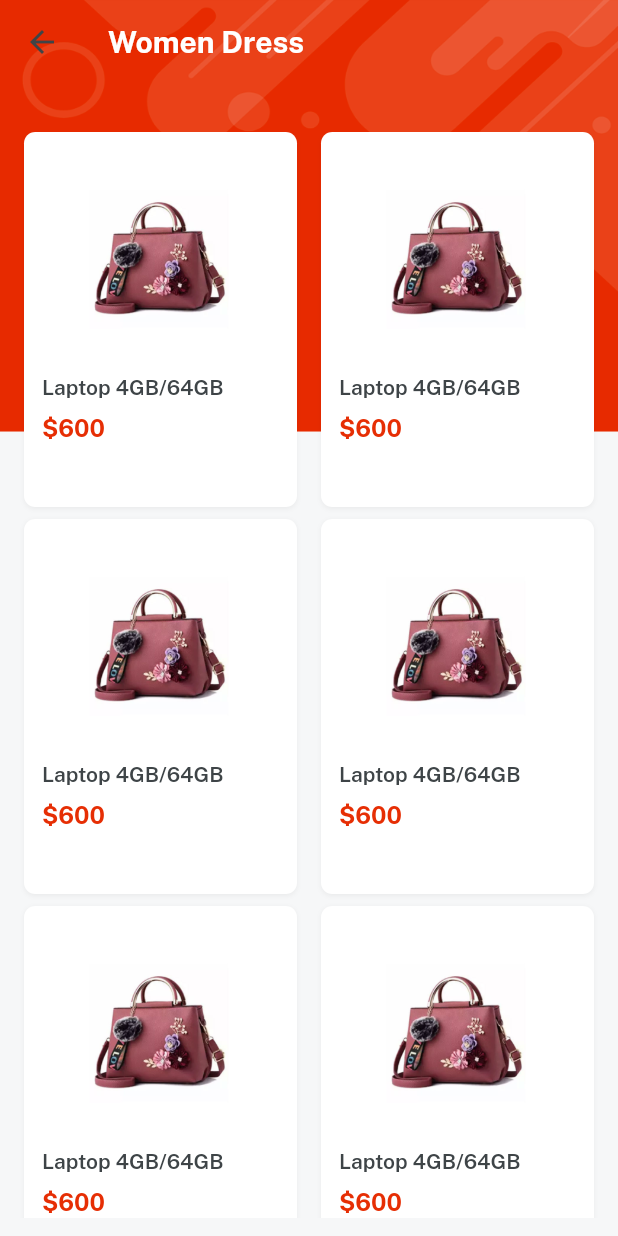
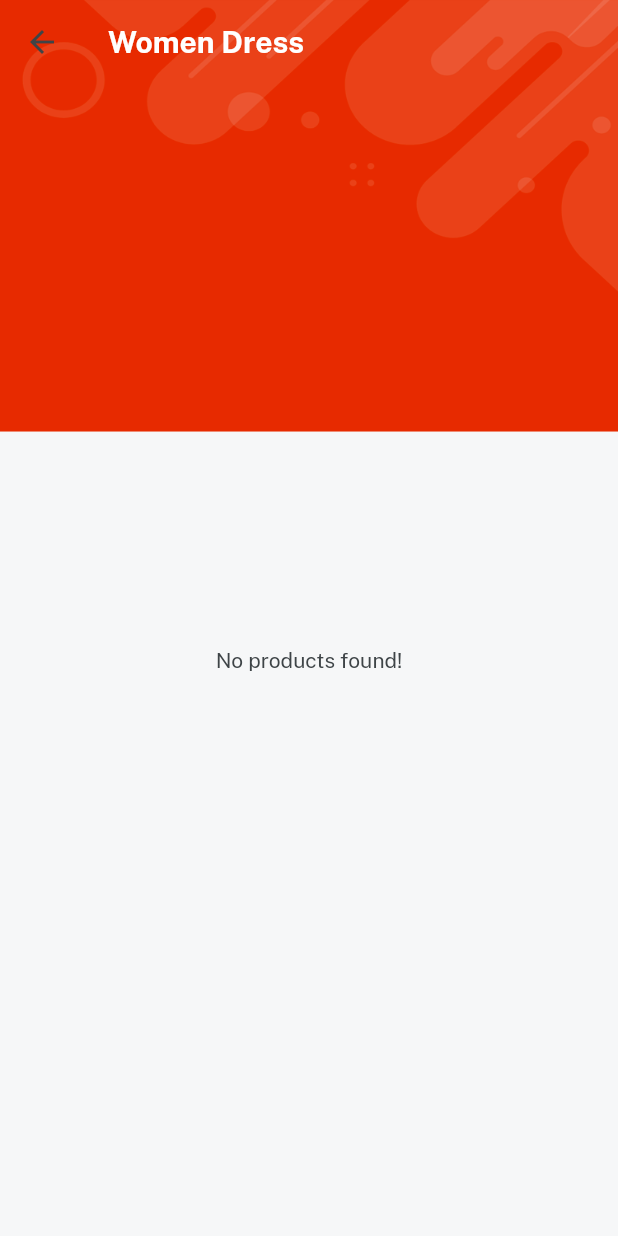
Before and after one commit to avikumar11haz/eMart_app, a Flutter app: the CategoryScreen screen opened directly, after a tap on "Women Dress", on a phone screen of 412 x 824 dp. Run offline on Flutter 3.47's test engine with Material 2 defaults, Android fonts, the phone set to English and light mode, and no system bars; our stand-ins replace cloud_firestore, firebase_auth, firebase_core, firebase_storage, get, image_picker and 1 more; accounts and stored records are empty; network calls fail.

Commit message:
improve category section

```diff
--- a/lib/consts/firebase_consts.dart
+++ b/lib/consts/firebase_consts.dart
@@ -8,3 +8,4 @@ User? currentUser = auth.currentUser;
 
 //collections
 const usersCollections = "users";
+const productsCollection = "products";
--- a/lib/controllers/product_controller.dart
+++ b/lib/controllers/product_controller.dart
@@ -3,16 +3,40 @@ import 'package:flutter/services.dart';
 import 'package:get/get.dart';
 
 class ProductController extends GetxController{
+  var quantity = 0.obs;
+  var colorIndex = 0.obs;
+  var totalPrice = 0.obs;
+
   var subcat = [];
 
   getSubCategories(title) async {
     subcat.clear();
     var data = await rootBundle.loadString("lib/services/category_model.json");
-    //var decoded = categoryModelFromJson(data);
-    //var s = decoded.categories.where((element) => element.name == title).toString();
+    var decoded = categoryModelFromJson(data);
+    var s = decoded.categories.where((element) => element.name == title).toList();
 
-    //for (var e in s[0].subcategory){
-      //subcat.add(e);
-    //}
+    for (var e in s[0].subcategory){
+      subcat.add(e);
+    }
+  }
+
+  changeColorIndex(index) {
+    colorIndex = index;
+  }
+
+  increaseQuantity(totalQuantity){
+    if(quantity.value < totalQuantity){
+      quantity.value++;
+    }
+  }
+
+  decreaseQuantity(){
+    if(quantity.value > 0) {
+      quantity.value--;
+    }
+  }
+
+  calculateTotalPrice(price){
+    totalPrice.value = price * quantity.value;
   }
 }
--- a/lib/services/category_model.json
+++ b/lib/services/category_model.json
@@ -40,7 +40,7 @@
       ]
     },
     {
-      "name": "Toys",
+      "name": "Sports",
       "subcategory": [
         "Cycling",
         "Sneakers",
--- a/lib/services/firestore_services.dart
+++ b/lib/services/firestore_services.dart
@@ -6,4 +6,9 @@ class FirestoreServices {
   static getUser(uid){
     return firestore.collection(usersCollections).where('id', isEqualTo: uid).snapshots();
   }
+
+  //get products according to category
+   static getProducts(category){
+    return firestore.collection(productsCollection).where('p_category', isEqualTo: category).snapshots();
+   }
 }
--- a/lib/views/category_screen/category_details.dart
+++ b/lib/views/category_screen/category_details.dart
@@ -1,5 +1,8 @@
+import 'package:cloud_firestore/cloud_firestore.dart';
 import 'package:emart_app/controllers/product_controller.dart';
+import 'package:emart_app/services/firestore_services.dart';
 import 'package:emart_app/views/category_screen/item_details.dart';
+import 'package:emart_app/widgets_common/loading_indicator.dart';
 import 'package:flutter/src/widgets/framework.dart';
 import 'package:flutter/material.dart';
 import 'package:emart_app/consts/consts.dart';
@@ -9,7 +12,8 @@ import 'package:get/get.dart';
 
 class CategoryDetails extends StatelessWidget {
   final String? title;
-  const CategoryDetails({Key? key, required this.title}) : super(key: key);
+
+  const CategoryDetails({Key? key, required this.title, }) : super(key: key);
 
   @override
   Widget build(BuildContext context) {
@@ -19,7 +23,21 @@ class CategoryDetails extends StatelessWidget {
       appBar: AppBar(
         title: title!.text.fontFamily(bold).white.make(),
       ),
-      body: Container(
+      body: StreamBuilder(
+        stream: FirestoreServices.getProducts(title),
+        builder: (BuildContext context, AsyncSnapshot<QuerySnapshot> snapshot){
+          if(!snapshot.hasData){
+            return Center(
+              child: loadingIndicator(),
+            );
+          }else if(snapshot.data!.docs.isEmpty){
+            return Center(
+              child: "No products found!".text.color(darkFontGrey).make(),
+            );
+          }else{
+            var data = snapshot.data!.docs;
+
+            return Container(
               padding: EdgeInsets.all(12),
               child: Column(
                 children: [
@@ -39,27 +57,32 @@ class CategoryDetails extends StatelessWidget {
                       child: GridView.builder(
                           physics: const BouncingScrollPhysics(),
                           shrinkWrap: true,
-                  itemCount: 6,
+                          itemCount: data.length,
                           gridDelegate: const SliverGridDelegateWithFixedCrossAxisCount(crossAxisCount: 2, mainAxisExtent: 250, mainAxisSpacing: 8, crossAxisSpacing: 8),
                           itemBuilder: (context, index){
                             return Column(
                               crossAxisAlignment: CrossAxisAlignment.start,
                               children: [
-                       Image.asset(imgP5,height: 150, width: 200, fit: BoxFit.cover,
+                                Image.network(
+                                  data[index]['p_images'][0],
+                                  height: 150, width: 200, fit: BoxFit.cover,
                                 ),
-                       "Laptop 4GB/64GB".text.fontFamily(semibold).color(darkFontGrey).make(),
+                                "${data[index]['p_name']}".text.fontFamily(semibold).color(darkFontGrey).make(),
                                 10.heightBox,
-                       "\$600".text.color(redColor).fontFamily(bold).size(16).make(),
+                                "${data[index]['p_price']}".numCurrency.text.color(redColor).fontFamily(bold).size(16).make(),
                                 10.heightBox,
                               ],
                             ).box.white.margin(const EdgeInsets.symmetric(horizontal: 4)).roundedSM.outerShadowSm.padding(EdgeInsets.all(12)).color(whiteColor).make().onTap(() {
-                     Get.to(() => const ItemDetails(title: "Dummy item"));
+                              Get.to(() => ItemDetails(title: "${data[index]['p_name']}", data: data[index]));
                             });
                           }))
 
                 ],
               ),
-      ),
+            );
+          }
+        },
+      )
     ));
   }
 }
--- /dev/null
+++ b/lib/widgets_common/loading_indicator.dart
@@ -0,0 +1,7 @@
+import 'package:emart_app/consts/consts.dart';
+
+Widget loadingIndicator(){
+  return const CircularProgressIndicator(
+    valueColor: AlwaysStoppedAnimation(redColor),
+  );
+}
```
Also changed, not shown: lib/models/category_model.dart (+36 -31 lines), lib/views/category_screen/item_details.dart (+55 -18 lines). Lines whose indentation alone changed are shown as unchanged.
